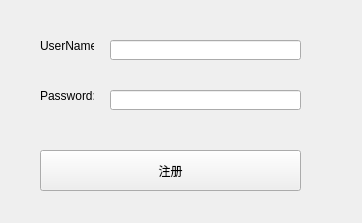
Above: suixinbo/sample/suixinbo_Qt/Register.ui from zhaoyang21cn/iLiveSDK_PC_Suixinbo before the change. Below: the same form after it.
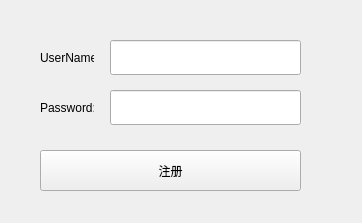
That is the form after the change.

Diff of the .ui file:
```diff
--- a/suixinbo/sample/suixinbo_Qt/Register.ui
+++ b/suixinbo/sample/suixinbo_Qt/Register.ui
@@ -19,7 +19,7 @@
      <x>40</x>
      <y>40</y>
      <width>54</width>
-     <height>12</height>
+     <height>35</height>
     </rect>
    </property>
    <property name="text">
@@ -32,7 +32,7 @@
      <x>110</x>
      <y>40</y>
      <width>191</width>
-     <height>20</height>
+     <height>35</height>
     </rect>
    </property>
   </widget>
@@ -42,7 +42,7 @@
      <x>40</x>
      <y>90</y>
      <width>54</width>
-     <height>12</height>
+     <height>35</height>
     </rect>
    </property>
    <property name="text">
@@ -55,7 +55,7 @@
      <x>110</x>
      <y>90</y>
      <width>191</width>
-     <height>20</height>
+     <height>35</height>
     </rect>
    </property>
   </widget>
```
Left out of the diff: 6 changed lines with no effect on the pictures.
